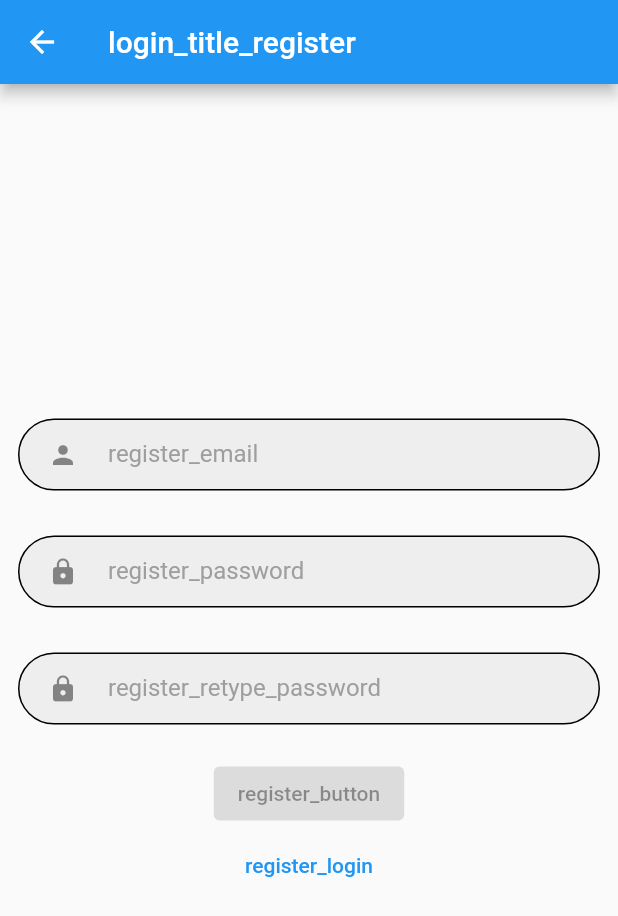
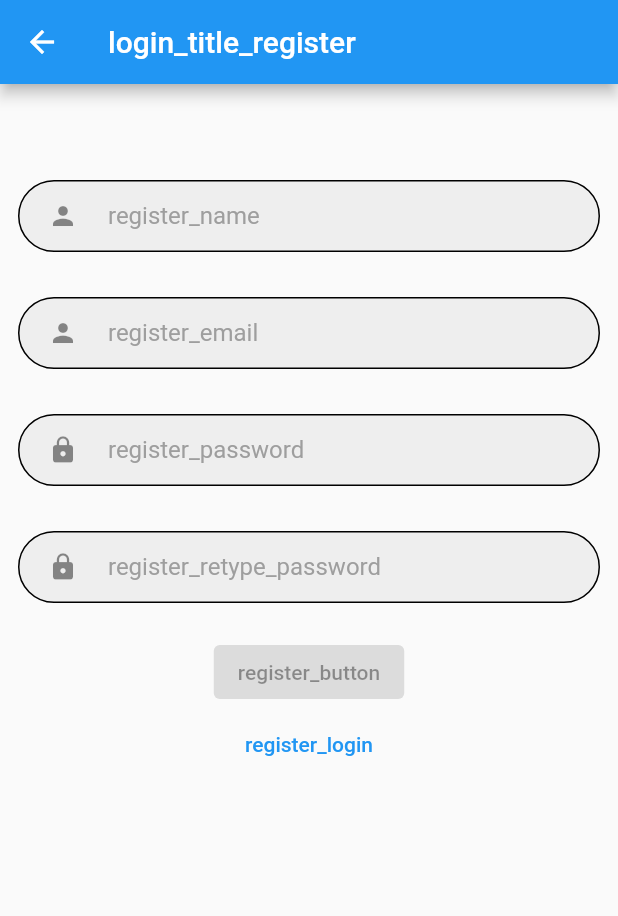
Before and after one commit to MarekRepinski/family_fridge_manager, a Flutter app: the LoginPage screen opened directly, after a tap on "login_new_account", on a phone screen of 412 x 824 dp. Shown: the top 916 px of the screen. Run offline on Flutter 3.47's test engine with Material 2 defaults, Android fonts, the phone set to English and light mode, and no system bars; our stand-ins replace cloud_firestore, firebase_auth, firebase_core, get, get_storage; missing offline and left inert: splash_screen_view; accounts and stored records are empty.

```diff
--- a/lib/app.dart
+++ b/lib/app.dart
@@ -18,7 +18,7 @@ class App extends StatelessWidget {
       initialBinding: RootBindings(),
       fallbackLocale: const Locale('en', 'US'),
       theme: basicTheme(),
-      initialRoute: Pages.splash.name,
+      initialRoute: Pages.loading.name,
       getPages: RouteCollection.routeCollection,
     );
   }
--- a/lib/core/constants/ffm_translations.dart
+++ b/lib/core/constants/ffm_translations.dart
@@ -18,6 +18,7 @@ class FFMTranslations extends Translations {
           'login_enter_email': 'Please enter a mail',
           'login_enter_password': 'Please enter a password',
           'loginform_email_format': 'Email not vaild',
+          'register_name': 'Name',
           'register_email': 'E-mail',
           'register_password': 'Password',
           'register_button': 'Register',
@@ -29,6 +30,7 @@ class FFMTranslations extends Translations {
           'registerform_password_short':
               'Password needs to be at least 8 chars',
           'registerform_password_no_match': 'Password does not match',
+          'registerform_name_empty' : 'This field cant be empty',
           'login_controller_user_not_found': 'User not found or bad password',
           'login_controller_registration_error': 'Register error',
           'login_controller_ok': 'OK',
@@ -55,6 +57,7 @@ class FFMTranslations extends Translations {
           'loginform_email_format': 'Mail stämmer inte',
           'register_button': 'Registrera',
           'register_login': 'Logga in',
+          'register_name': 'Namn',
           'register_email': 'E-mail',
           'register_password': 'Lösenord',
           'register_enter_email': 'Ange en mail adress',
@@ -63,6 +66,7 @@ class FFMTranslations extends Translations {
           'register_retype_password': 'Upprepa lösenord',
           'registerform_password_short': 'Lösenord måste minst inneha 8 tecken',
           'registerform_password_no_match': 'Lösenorden är inte lika',
+          'registerform_name_empty' : 'Detta fält får inte vara tomt',
           'login_controller_user_not_found':
               'Användare kunde inte hittas eller felaktigt lösenord',
           'login_controller_registration_error': 'Registrerings fel',
--- a/lib/core/routes/route_collection.dart
+++ b/lib/core/routes/route_collection.dart
@@ -2,7 +2,7 @@ import 'package:family_fridge_manager/core/constants/constants.dart';
 import 'package:family_fridge_manager/core/routes/middlewares/authentication_middelware.dart';
 import 'package:family_fridge_manager/presentation/ui/page/home.dart';
 import 'package:family_fridge_manager/presentation/ui/page/login_page.dart';
-import 'package:family_fridge_manager/presentation/ui/page/splash_page.dart';
+import 'package:family_fridge_manager/presentation/ui/page/loading_page.dart';
 import 'package:get/get.dart';
 
 class RouteCollection {
@@ -10,8 +10,8 @@ class RouteCollection {
 
   static final routeCollection = [
     GetPage(
-      name: Pages.splash.name,
-      page: () => const SplashPage(),
+      name: Pages.loading.name,
+      page: () => const LoadingPage(),
     ),
     GetPage(
       name: Pages.home.name,
--- a/lib/data/services/login_service.dart
+++ b/lib/data/services/login_service.dart
@@ -43,7 +43,7 @@ class LoginService extends GetConnect {
       await _auth.signOut();
       _manager.logOut();
     } catch (e) {
-      print(e.toString());
+      // print(e.toString());
     }
   }
 }
--- a/lib/presentation/controllers/authentication_controller.dart
+++ b/lib/presentation/controllers/authentication_controller.dart
@@ -51,14 +51,17 @@ class AuthenticationController extends GetxController {
     }
   }
 
-  Future<String?> registerInWithEmail(String email, String password,
+  Future<String?> registerInWithEmail(
+      String name,
+      String email,
+      String password,
       {String fridgeID = ''}) async {
     try {
       final response = await loginService.createUser(email, password);
       userID.value = response!.uid;
 
       UserProfileModel newUser = UserProfileModel(
-          uid: response.uid, name: 'Kalle', fridgeID: fridgeID, owner: true);
+          uid: response.uid, name: name, fridgeID: fridgeID, owner: true);
       FirestoreConnection firestoreConnection =
           FirestoreConnection(uid: userID.value.toString());
       await firestoreConnection.addUser(newUser);
--- a/lib/presentation/controllers/splash_page_controller.dart
+++ b/lib/presentation/controllers/loading_page_controller.dart
@@ -2,7 +2,7 @@ import 'package:family_fridge_manager/core/constants/navigation_const.dart';
 import 'package:family_fridge_manager/presentation/controllers/authentication_controller.dart';
 import 'package:get/get.dart';
 
-class SplashPageController extends GetxController{
+class LoadingPageController extends GetxController{
   final AuthenticationController _authenticationController = Get.find();
 
   @override
--- a/lib/presentation/controllers/login_page_controller.dart
+++ b/lib/presentation/controllers/login_page_controller.dart
@@ -7,10 +7,12 @@ class LoginPageController extends GetxController {
 
   FormType formType = FormType.login;
   late final AuthenticationController _authenticationController;
+  RxString name = RxString('');
   RxString email = RxString('');
   RxString password = RxString('');
   RxString passwordRettype = RxString('');
   RxnString errorEmailText = RxnString(null);
+  RxnString errorNameText = RxnString(null);
   RxnString errorPasswordText = RxnString(null);
   RxnString errorPasswordRetypeText = RxnString('');
 
@@ -20,6 +22,8 @@ class LoginPageController extends GetxController {
   void onInit() {
     super.onInit();
     _authenticationController = Get.find();
+    debounce<String>(name, validations,
+        time: const Duration(milliseconds: 500));
     debounce<String>(email, validations,
         time: const Duration(milliseconds: 500));
     debounce<String>(password, validations,
@@ -29,6 +33,7 @@ class LoginPageController extends GetxController {
   }
 
   void validations(String val) async {
+    errorNameText.value = null;
     errorEmailText.value = null;
     errorPasswordText.value = null;
     submitFunc.value = null;
@@ -38,16 +43,25 @@ class LoginPageController extends GetxController {
         errorEmailText.value = null;
       }
     } else if (formType == FormType.register) {
-      if (email.value.length > 5 && emailCheck(email.value)) {
-        if (passwordLenght(password.value)) {
-          if (passwordCheck(password.value, passwordRettype.value)) {
-            submitFunc.value = submitFunction();
-            errorEmailText.value = null;
-            errorPasswordText.value = null;
-          }
-        }
+      if (nameCheck(name.value) &&
+          email.value.length > 5 &&
+          emailCheck(email.value) &&
+          passwordLenght(password.value) &&
+          passwordCheck(password.value, passwordRettype.value)) {
+        submitFunc.value = submitFunction();
+        errorNameText.value = null;
+        errorEmailText.value = null;
+        errorPasswordText.value = null;
       }
     }
+  }
+
+  bool nameCheck(String val) {
+    if (val.isNotEmpty && val != '') {
+      return true;
+    }
+    errorNameText.value = 'registerform_name_empty';
+    return false;
   }
 
   bool emailCheck(String val) {
@@ -74,6 +88,10 @@ class LoginPageController extends GetxController {
     return true;
   }
 
+  void nameChanged(String val) {
+    name.value = val;
+  }
+
   void emailChanged(String val) {
     email.value = val;
   }
@@ -95,9 +113,9 @@ class LoginPageController extends GetxController {
       if (formType == FormType.login) {
         await loginUser(email.value, password.value);
       } else if (formType == FormType.register) {
-        await registerUser(email.value, password.value);
+        await registerUser(name.value, email.value, password.value);
       }
-      Get.offNamed(Pages.splash.name);
+      Get.offNamed(Pages.loading.name);
     };
   }
 
@@ -110,9 +128,9 @@ class LoginPageController extends GetxController {
     }
   }
 
-  Future<void> registerUser(String email, String password) async {
+  Future<void> registerUser(String name, String email, String password) async {
     try {
-      await _authenticationController.registerInWithEmail(email, password);
+      await _authenticationController.registerInWithEmail(name, email, password);
     } catch (e) {
       // print(e.toString());
       Get.defaultDialog(); // Needs to be here in order to open previous dialog. Bug?
--- a/lib/presentation/ui/page/login_page.dart
+++ b/lib/presentation/ui/page/login_page.dart
@@ -19,7 +19,8 @@ class _LoginPageState extends State<LoginPage> {
   @override
   Widget build(BuildContext context) {
     _loginPageController = Get.put(LoginPageController());
-    return Scaffold(
+    return SafeArea(
+      child: Scaffold(
         appBar: AppBar(
           title: _formType == FormType.login
               ? Text('login_title_login'.tr,)
@@ -28,6 +29,7 @@ class _LoginPageState extends State<LoginPage> {
         body: Padding(
           padding: const EdgeInsets.symmetric(horizontal: 12.0),
           child: _formType == FormType.login ? loginForm() : registerForm(),
+        ),
       ),
     );
   }
@@ -77,11 +79,27 @@ class _LoginPageState extends State<LoginPage> {
     );
   }
 
-  Column registerForm() {
+  SingleChildScrollView registerForm() {
     _loginPageController.changeFormType(FormType.register);
-    return Column(
+    return SingleChildScrollView(
+      child: Column(
         mainAxisAlignment: MainAxisAlignment.center,
         children: [
+          const SizedBox(
+            height: 64,
+          ),
+          Obx(() {
+            return TextFormField(
+              onChanged: _loginPageController.nameChanged,
+              decoration: FFMInputTheme.ffmInputDecoration(
+                  'register_name'.tr,
+                  Icons.person,
+                  _loginPageController.errorNameText.value),
+            );
+          }),
+          const SizedBox(
+            height: 8,
+          ),
           Obx(() {
             return TextFormField(
               onChanged: _loginPageController.emailChanged,
@@ -132,6 +150,7 @@ class _LoginPageState extends State<LoginPage> {
             child: Text('register_login'.tr),
           ),
         ],
+      ),
     );
   }
 }
--- a/lib/presentation/ui/widget/navigation_drawer_widget.dart
+++ b/lib/presentation/ui/widget/navigation_drawer_widget.dart
@@ -84,7 +84,7 @@ class NavigationDrawerWidget extends StatelessWidget {
         break;
       case 2:
           controller.signOutUser();
-          Get.offNamed(Pages.splash.name);
+          Get.offNamed(Pages.loading.name);
         break;
       default:
         break;
```
Also changed, not shown: lib/core/constants/navigation_const.dart (+6 -6 lines), lib/data/services/firestore_connection.dart (+8 -2 lines), lib/presentation/ui/page/loading_page.dart (renamed from lib/presentation/ui/page/splash_page.dart, +4 -4 lines). Lines whose indentation alone changed are shown as unchanged.
